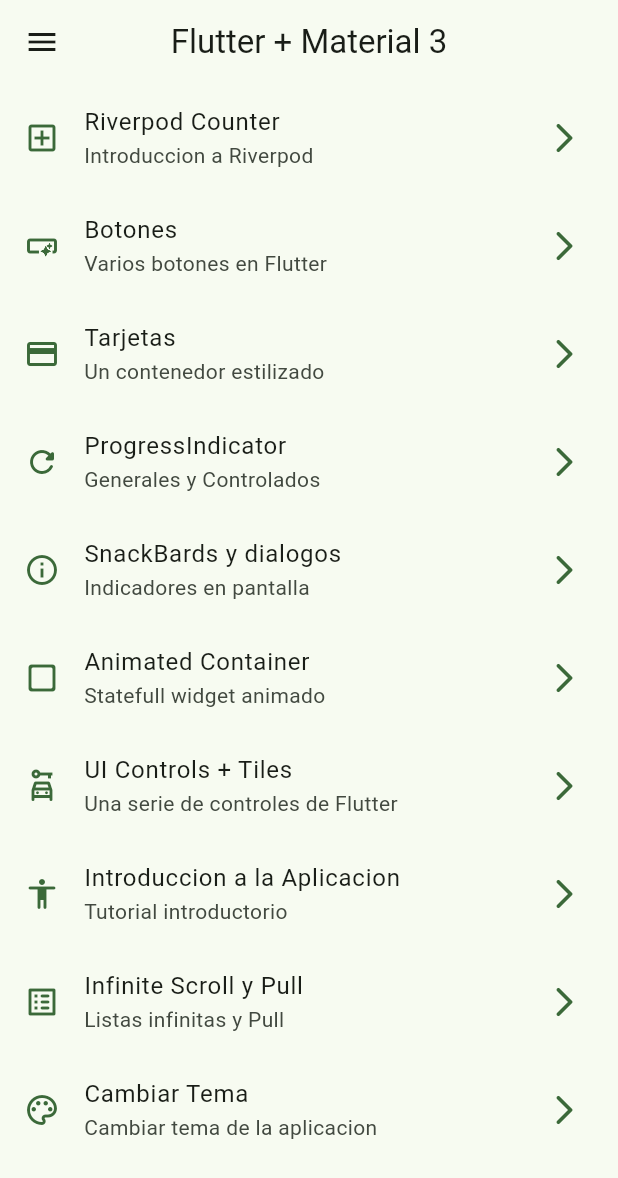
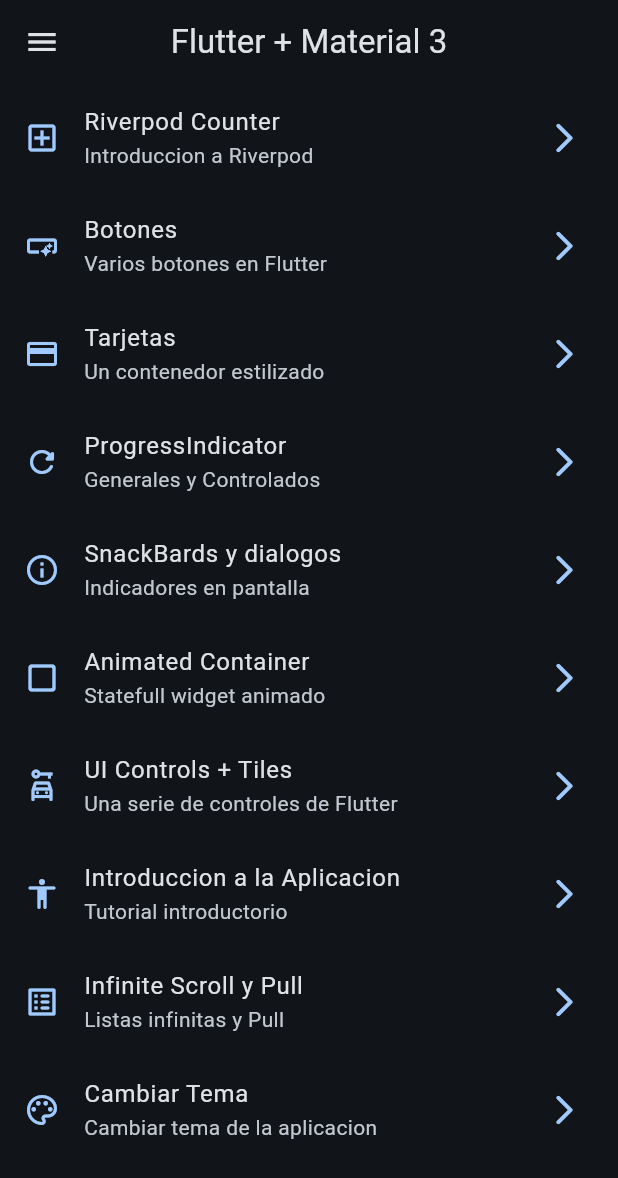
Before and after one commit to LastKing97xd/widgets_app, a Flutter app: the screen it shows after launch, on a phone screen of 412 x 824 dp. Shown: the top 1178 px of the screen. Run offline on Flutter 3.47's test engine with Material 3 defaults, Android fonts, the phone set to English and light mode, and no system bars; our stand-ins replace animate_do, flutter_riverpod, go_router.

Commit message:
Cambios de modo nocturno con Riverpood

```diff
--- a/lib/config/theme/app_theme.dart
+++ b/lib/config/theme/app_theme.dart
@@ -36,4 +36,12 @@ class AppTheme {
     )
   );
 
+  AppTheme copyWith({
+    int? selectedColorCopy,
+    bool? isDarkModeCopy
+  }) => AppTheme(
+    //si obtengo valores por copy los establesco en AppTheme sino lo dejo por defecto
+    selectedColor: selectedColorCopy ?? this.selectedColor,
+    isDarkMode: isDarkModeCopy ?? this.isDarkMode
+  );
 }
--- a/lib/main.dart
+++ b/lib/main.dart
@@ -18,17 +18,19 @@ class MainApp extends ConsumerWidget {
 
   @override
   Widget build(BuildContext context, WidgetRef ref) {
-    final selectedColorMain = ref.watch(selectedColorProvider);
-    final isDarkModeMain = ref.watch(isDarkMode);
+    // final selectedColorMain = ref.watch(selectedColorProvider);
+    // final isDarkModeMain = ref.watch(isDarkMode);
+    final appTheme = ref.watch(themeNotifierProvider);
 
     return MaterialApp.router(
       title: 'Widgets App',
       routerConfig: appRouter,
       debugShowCheckedModeBanner: false,
-      theme: AppTheme(
-        selectedColor: selectedColorMain,
-        isDarkMode: isDarkModeMain
-      ).getTheme(),
+      theme: appTheme.getTheme()
+      // AppTheme(
+      //   selectedColor: selectedColorMain,
+      //   isDarkMode: isDarkModeMain
+      // ).getTheme(),
     );
   }
 }
--- a/lib/presentation/providers/theme_provider.dart
+++ b/lib/presentation/providers/theme_provider.dart
@@ -1,10 +1,37 @@
 import 'package:flutter_riverpod/flutter_riverpod.dart';
 import 'package:widgets_app/config/theme/app_theme.dart';
 
-//Booleano
-final isDarkMode = StateProvider((ref) => true);
-
 //Lista de colores inmutable
+//provider es para valores inmutables osea que no van a cambiar
 final colorListProvider = Provider((ref) => colorList);
 
+//Booleano
+//StateProvider para mantener una pieza de estado como un solo valor entre varios
+final isDarkMode = StateProvider((ref) => true);
 final selectedColorProvider = StateProvider((ref) => 2);
+
+//Objeto de tipo AppTheme (Custom)
+//es como para mantener un estado pero cuando el objeto es mas elaborado
+//El como controlador es ThemeNotifier y la instancia es de AppTheme
+final themeNotifierProvider = StateNotifierProvider<ThemeNotifier,AppTheme>(
+  (ref) => ThemeNotifier()
+);
+
+class ThemeNotifier extends StateNotifier<AppTheme>{
+  //Estoy como creando una instancia de AppTheme
+  //STATE = Estado = new AppTheme();
+  ThemeNotifier(): super(AppTheme());
+  // void algo (){
+  //   state.isDarkMode;
+  //   state.getTheme();
+  //   state.isDarkMode;
+  // }
+  void toggleDarkmode(){
+    state = state.copyWith( isDarkModeCopy : !state.isDarkMode);
+  }
+
+  void changeColorIndex(){
+
+  }
+
+}
```
Also changed, not shown: lib/presentation/screens/theme_changer/theme_changer_screen.dart (+4 -3 lines).
